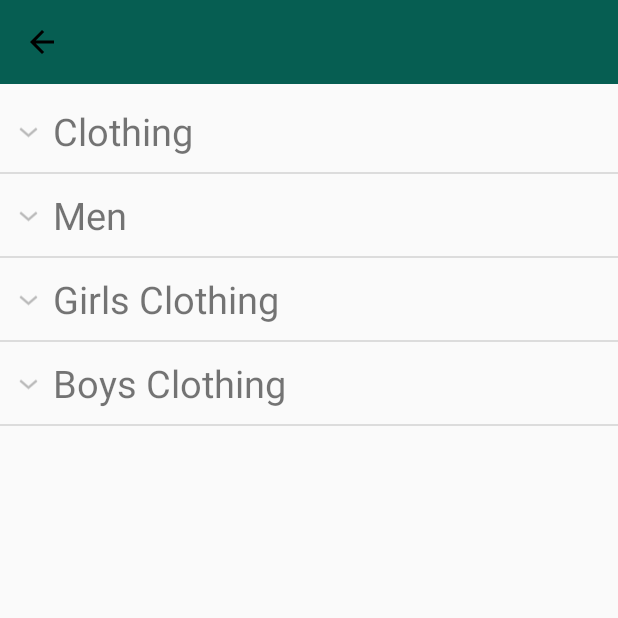
After one commit to prathyusha-sunkaranam/MansoShopping, an Android app: the ExplistMainActivity screen opened directly, with no data from a screen before it, on a phone screen of 412 x 824 dp, the top half of it. The commit adds this screen. Run offline under Robolectric (Android 15) with nearby library versions, the phone set to English and light mode, and no system bars.

Commit message:
forth commit

```diff
--- a/app/src/main/AndroidManifest.xml
+++ b/app/src/main/AndroidManifest.xml
@@ -21,6 +21,7 @@
         <activity
             android:name=".MainActivity"
             android:theme="@style/Theme.AppCompat.NoActionBar"/>
+        <activity android:name=".ExpandListView.ExplistMainActivity"/>
 
     </application>
 
--- /dev/null
+++ b/app/src/main/java/com/example/mansopresk21/mansoshopping/ExpandListView/Child.java
@@ -0,0 +1,17 @@
+package com.example.mansopresk21.mansoshopping.ExpandListView;
+
+/**
+ * Created by Mansopresk01 on 3/12/2018.
+ */
+
+public class Child {
+    private String Name;
+
+    public String getName() {
+        return Name;
+    }
+
+    public void setName(String Name) {
+        this.Name = Name;
+    }
+}
--- /dev/null
+++ b/app/src/main/java/com/example/mansopresk21/mansoshopping/ExpandListView/ExpandListAdapter.java
@@ -0,0 +1,108 @@
+package com.example.mansopresk21.mansoshopping.ExpandListView;
+
+/**
+ * Created by Mansopresk01 on 3/13/2018.
+ */
+
+import android.content.Context;
+import android.view.LayoutInflater;
+import android.view.View;
+import android.view.ViewGroup;
+import android.widget.BaseExpandableListAdapter;
+import android.widget.ImageView;
+import android.widget.TextView;
+
+
+import com.example.mansopresk21.mansoshopping.R;
+
+import java.util.ArrayList;
+
+
+public class ExpandListAdapter extends BaseExpandableListAdapter {
+    private Context context;
+    private ArrayList<Group> groups;
+   // private final Integer[] imageId;
+
+    public ExpandListAdapter(Context context, ArrayList<Group> groups) {
+        this.context = context;
+        this.groups = groups;
+       // this.imageId = imageId;
+    }
+    @Override
+    public int getGroupCount() {
+        return groups.size();
+    }
+
+    @Override
+    public int getChildrenCount(int groupPosition) {
+        ArrayList<Child> chList = groups.get(groupPosition).getItems();
+        return chList.size();
+    }
+
+    @Override
+    public Object getGroup(int groupPosition) {
+        return groups.get(groupPosition);
+    }
+
+    @Override
+    public Object getChild(int groupPosition, int childPosition) {
+        ArrayList<Child> chList = groups.get(groupPosition).getItems();
+        return chList.get(childPosition);
+    }
+
+    @Override
+    public long getGroupId(int groupPosition) {
+        return groupPosition;
+    }
+
+    @Override
+    public long getChildId(int groupPosition, int childPosition) {
+        return childPosition;
+    }
+
+    @Override
+    public boolean hasStableIds() {
+        return true;
+    }
+
+    @Override
+    public View getGroupView(int groupPosition, boolean isExpanded,
+                             View convertView, ViewGroup parent) {
+        Group group = (Group) getGroup(groupPosition);
+        if (convertView == null) {
+            LayoutInflater inf = (LayoutInflater) context
+                    .getSystemService(context.LAYOUT_INFLATER_SERVICE);
+            convertView = inf.inflate(R.layout.group_item, null);
+        }
+        TextView tv1 = (TextView)convertView.findViewById(R.id.group_name);
+        tv1.setText(group.getName());
+
+//        ImageView iv = (ImageView) convertView.findViewById(R.id.imageview);
+//        iv.setImageResource(imageId[groupPosition]);
+        return convertView;
+    }
+
+    @Override
+    public View getChildView(int groupPosition, int childPosition,
+                             boolean isLastChild, View convertView, ViewGroup parent) {
+
+        Child child = (Child) getChild(groupPosition, childPosition);
+        if (convertView == null) {
+            LayoutInflater infalInflater = (LayoutInflater) context
+                    .getSystemService(context.LAYOUT_INFLATER_SERVICE);
+            convertView = infalInflater.inflate(R.layout.child_item, null);
+        }
+        TextView tv = (TextView) convertView.findViewById(R.id.country_name);
+
+        tv.setText(child.getName().toString());
+
+
+
+        return convertView;
+    }
+
+    @Override
+    public boolean isChildSelectable(int groupPosition, int childPosition) {
+        return true;
+    }
+}
--- /dev/null
+++ b/app/src/main/java/com/example/mansopresk21/mansoshopping/ExpandListView/ExplistMainActivity.java
@@ -0,0 +1,217 @@
+package com.example.mansopresk21.mansoshopping.ExpandListView;
+
+import android.app.Activity;
+import android.os.Bundle;
+import android.support.v7.widget.Toolbar;
+import android.view.View;
+import android.widget.ExpandableListView;
+import android.widget.ImageView;
+import android.widget.ListView;
+import android.widget.Toast;
+
+
+import com.example.mansopresk21.mansoshopping.R;
+
+import java.util.ArrayList;
+
+public class ExplistMainActivity extends Activity {
+
+    private ExpandListAdapter ExpAdapter;
+    private ArrayList<Group> ExpListItems;
+    private ExpandableListView ExpandList;
+    //ImageView imageView;
+    ListView lv;
+//    Integer[] imageId = {
+//            R.drawable.image,
+//            R.drawable.image,
+//    };
+
+    @Override
+    protected void onCreate(Bundle savedInstanceState) {
+        super.onCreate(savedInstanceState);
+        setContentView(R.layout.activity_expandmain);
+      //  imageView = (ImageView)findViewById(R.id.imageview);
+        Toolbar mToolbar = (Toolbar) findViewById(R.id.toolbar);
+        mToolbar.setNavigationIcon(R.drawable.ic_arrow_back_black_24dp);
+        mToolbar.setNavigationOnClickListener(new View.OnClickListener() {
+
+            @Override
+            public void onClick(View view) {
+
+                // Your code
+                finish();
+            }
+        });
+
+
+        ExpandList = (ExpandableListView) findViewById(R.id.exp_list);
+        ExpListItems = SetStandardGroups();
+        ExpAdapter = new ExpandListAdapter(ExplistMainActivity.this, ExpListItems);
+        ExpandList.setAdapter(ExpAdapter);
+
+
+        ExpandList.setOnChildClickListener(new ExpandableListView.OnChildClickListener() {
+
+            @Override
+            public boolean onChildClick(ExpandableListView parent, View v,
+                                        int groupPosition, int childPosition, long id) {
+
+                String group_name = ExpListItems.get(groupPosition).getName();
+
+                ArrayList<Child> ch_list = ExpListItems.get(
+                        groupPosition).getItems();
+
+                String child_name = ch_list.get(childPosition).getName();
+
+                showToastMsg(group_name + "n" + child_name);
+
+                return false;
+            }
+        });
+
+        ExpandList.setOnGroupExpandListener(new ExpandableListView.OnGroupExpandListener() {
+
+            @Override
+            public void onGroupExpand(int groupPosition) {
+                String group_name = ExpListItems.get(groupPosition).getName();
+                showToastMsg(group_name + "n Expanded");
+
+            }
+        });
+
+        ExpandList.setOnGroupCollapseListener(new ExpandableListView.OnGroupCollapseListener() {
+
+            @Override
+            public void onGroupCollapse(int groupPosition) {
+                String group_name = ExpListItems.get(groupPosition).getName();
+                showToastMsg(group_name + "n Expanded");
+
+            }
+        });
+
+    }
+
+    public ArrayList<Group> SetStandardGroups() {
+
+        ArrayList<Group> group_list = new ArrayList<Group>();
+        ArrayList<Child> child_list;
+
+        // Setting Group 1
+        child_list = new ArrayList<Child>();
+        Group gru1 = new Group();
+        gru1.setName("Clothing");
+
+        Child ch1_1 = new Child();
+        ch1_1.setName("Dresses & Jumpsuits");
+        child_list.add(ch1_1);
+
+        Child ch1_2 = new Child();
+        ch1_2.setName("Tops, Tees & Shirts");
+        child_list.add(ch1_2);
+
+        Child ch1_3 = new Child();
+        ch1_3.setName("Ethnic Wear");
+        child_list.add(ch1_3);
+
+        Child ch1_4 = new Child();
+        ch1_4.setName("Tunics");
+        child_list.add(ch1_4);
+
+        Child ch1_5 = new Child();
+        ch1_5.setName("Trousers & Jeans");
+        child_list.add(ch1_5);
+
+        Child ch1_6 = new Child();
+        ch1_6.setName("Leggings & Jeggings");
+        child_list.add(ch1_6);
+
+        Child ch1_7 = new Child();
+        ch1_7.setName("Bridal Wear");
+        child_list.add(ch1_7);
+
+        gru1.setItems(child_list);
+
+        // Setting Group 2
+        child_list = new ArrayList<Child>();
+        Group gru2 = new Group();
+        gru2.setName("Men");
+
+        Child ch2_1 = new Child();
+        ch2_1.setName("Casual Shirts");
+        child_list.add(ch2_1);
+
+        Child ch2_2 = new Child();
+        ch2_2.setName("Polos & Tees");
+        child_list.add(ch2_2);
+
+        Child ch2_3 = new Child();
+        ch2_3.setName("Formal Shirts");
+        child_list.add(ch2_3);
+
+        Child ch2_4 = new Child();
+        ch2_4.setName("Ethnic wear");
+        child_list.add(ch2_4);
+
+        gru2.setItems(child_list);
+
+
+
+        child_list = new ArrayList<Child>();
+        Group gru3 = new Group();
+        gru3.setName("Girls Clothing ");
+
+        Child ch3_1 = new Child();
+        ch3_1.setName("Dresses & Skirts");
+        child_list.add(ch3_1);
+
+        Child ch3_2 = new Child();
+        ch3_2.setName("Jeans & Trousers");
+        child_list.add(ch3_2);
+
+        Child ch3_3 = new Child();
+        ch3_3.setName("Ethnic Wear");
+        child_list.add(ch3_3);
+
+        Child ch3_4 = new Child();
+        ch3_4.setName("Tops & T-Shirts");
+        child_list.add(ch3_4);
+
+        gru3.setItems(child_list);
+
+
+        child_list = new ArrayList<Child>();
+        Group gru4 = new Group();
+        gru4.setName("Boys Clothing ");
+
+        Child ch4_1 = new Child();
+        ch4_1.setName("Baby Essentials");
+        child_list.add(ch4_1);
+
+        Child ch4_2 = new Child();
+        ch4_2.setName("Jeans & Trousers");
+        child_list.add(ch4_2);
+
+        Child ch4_3 = new Child();
+        ch4_3.setName("Ethnic Wear");
+        child_list.add(ch4_3);
+
+        Child ch4_4 = new Child();
+        ch4_4.setName("Tops & T-Shirts");
+        child_list.add(ch4_4);
+
+        gru4.setItems(child_list);
+
+        //listing all groups
+        group_list.add(gru1);
+        group_list.add(gru2);
+        group_list.add(gru3);
+        group_list.add(gru4);
+
+        return group_list;
+    }
+
+
+    public void showToastMsg(String Msg) {
+        Toast.makeText(getApplicationContext(), Msg, Toast.LENGTH_SHORT).show();
+    }
+}
--- /dev/null
+++ b/app/src/main/java/com/example/mansopresk21/mansoshopping/ExpandListView/Group.java
@@ -0,0 +1,39 @@
+package com.example.mansopresk21.mansoshopping.ExpandListView;
+
+import java.util.ArrayList;
+
+/**
+ * Created by Mansopresk01 on 3/12/2018.
+ */
+
+public class Group {
+
+    private String Name;
+    private int Image;
+    private ArrayList<Child> Items;
+
+    public int getImage() {
+        return Image;
+    }
+
+    public void setImage(int image) {
+        Image = image;
+    }
+
+
+    public String getName() {
+        return Name;
+    }
+
+    public void setName(String name) {
+        this.Name = name;
+    }
+
+    public ArrayList<Child> getItems() {
+        return Items;
+    }
+
+    public void setItems(ArrayList<Child> Items) {
+        this.Items = Items;
+    }
+}
--- a/app/src/main/java/com/example/mansopresk21/mansoshopping/NavigationMainActivity.java
+++ b/app/src/main/java/com/example/mansopresk21/mansoshopping/NavigationMainActivity.java
@@ -18,6 +18,8 @@ import android.view.MenuItem;
 import android.widget.ImageView;
 import android.widget.TextView;
 import android.widget.Toast;
+
+import com.example.mansopresk21.mansoshopping.ExpandListView.ExplistMainActivity;
 
 import de.hdodenhof.circleimageview.CircleImageView;
 
@@ -115,6 +117,9 @@ public class NavigationMainActivity extends AppCompatActivity
         int id = item.getItemId();
 
         if (id == R.id.women_label) {
+
+            Intent ing = new Intent(NavigationMainActivity.this, ExplistMainActivity.class);
+            startActivity(ing);
             // Handle the camera action
         } else if (id == R.id.men_label) {
 
--- /dev/null
+++ b/app/src/main/res/drawable-v21/ic_arrow_back_black_24dp.xml
@@ -0,0 +1,9 @@
+<vector xmlns:android="http://schemas.android.com/apk/res/android"
+        android:width="24dp"
+        android:height="24dp"
+        android:viewportWidth="24.0"
+        android:viewportHeight="24.0">
+    <path
+        android:fillColor="#FF000000"
+        android:pathData="M20,11H7.83l5.59,-5.59L12,4l-8,8 8,8 1.41,-1.41L7.83,13H20v-2z"/>
+</vector>
--- /dev/null
+++ b/app/src/main/res/layout/activity_expandmain.xml
@@ -0,0 +1,23 @@
+<RelativeLayout android:layout_width="match_parent"
+    android:layout_height="match_parent"
+    xmlns:android="http://schemas.android.com/apk/res/android">
+
+    <android.support.v7.widget.Toolbar
+        android:id="@+id/toolbar"
+        xmlns:android="http://schemas.android.com/apk/res/android"
+        xmlns:app="http://schemas.android.com/apk/res-auto"
+        android:layout_width="match_parent"
+        android:layout_height="wrap_content"
+        android:minHeight="?attr/actionBarSize"
+        android:background="?attr/colorPrimary"
+        app:theme="@style/ThemeOverlay.AppCompat" >
+    </android.support.v7.widget.Toolbar>
+    <ExpandableListView
+        android:id="@+id/exp_list"
+        android:layout_marginTop="60dp"
+        android:layout_width="match_parent"
+        android:layout_height="match_parent">
+
+    </ExpandableListView>
+
+</RelativeLayout>
--- /dev/null
+++ b/app/src/main/res/layout/child_item.xml
@@ -0,0 +1,18 @@
+<?xml version="1.0" encoding="utf-8"?>
+<RelativeLayout
+    xmlns:android="http://schemas.android.com/apk/res/android"
+    android:layout_width="match_parent"
+    android:layout_height="match_parent"
+    android:layout_marginLeft="50dp"
+    android:paddingBottom="4dp"
+    android:paddingTop="4dp">
+    <TextView
+        android:id="@+id/country_name"
+        android:layout_width="wrap_content"
+        android:layout_height="wrap_content"
+        android:layout_marginBottom="14dp"
+        android:layout_marginLeft="29dp"
+        android:textSize="20sp"
+        />
+
+</RelativeLayout>
--- /dev/null
+++ b/app/src/main/res/layout/group_item.xml
@@ -0,0 +1,23 @@
+<LinearLayout android:layout_width="match_parent"
+    android:layout_height="match_parent"
+    android:orientation="vertical"
+    android:padding="10dp"
+    xmlns:android="http://schemas.android.com/apk/res/android">
+    <LinearLayout
+        android:layout_width="match_parent"
+        android:layout_height="wrap_content"
+        android:orientation="horizontal">
+        <!--<ImageView-->
+            <!--android:id="@+id/imageview"-->
+            <!--android:layout_width="100dp"-->
+            <!--android:layout_height="100dp" />-->
+        <TextView
+        android:id="@+id/group_name"
+        android:layout_width="wrap_content"
+        android:layout_height="wrap_content"
+        android:paddingLeft="25dp"
+            android:text=""
+        android:textSize="25sp"/>
+    </LinearLayout>
+
+</LinearLayout>
```
Also changed, not shown: app/src/main/res/drawable-v21/image.png (added).
